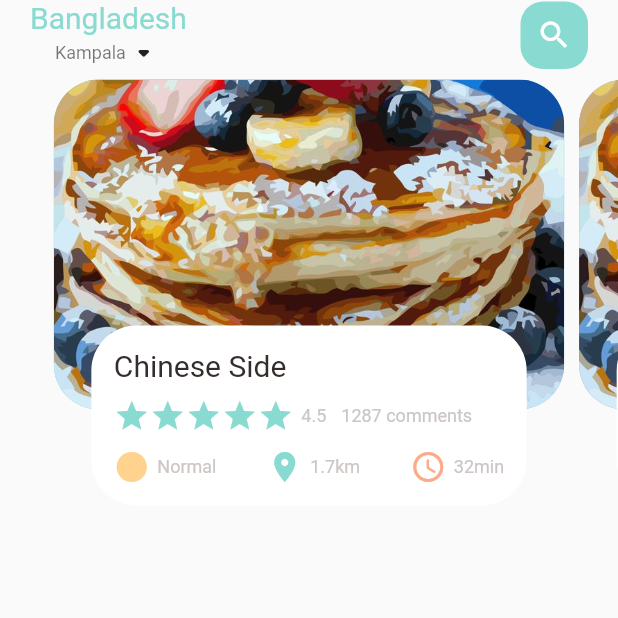
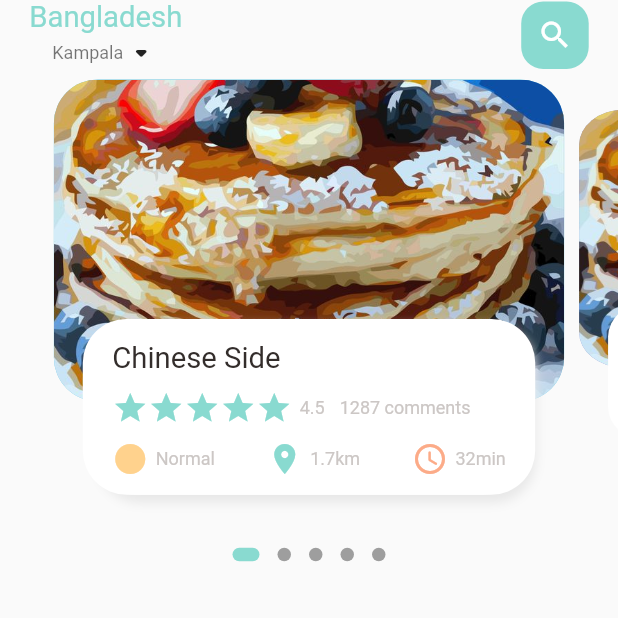
Before and after one commit to ssekuwanda/flutter_food_delivery, a Flutter app: the screen it shows after launch, on a phone screen of 412 x 824 dp, the top half of it. Run offline on Flutter 3.47's test engine with Material 2 defaults, Android fonts, the phone set to English and light mode, and no system bars; drawn by our look-alikes of dots_indicator; our stand-ins replace get.

Commit message:
Screen responsiveness

```diff
--- a/lib/home/food_page_body.dart
+++ b/lib/home/food_page_body.dart
@@ -1,5 +1,7 @@
+import 'package:dots_indicator/dots_indicator.dart';
 import 'package:flutter/material.dart';
 import 'package:flutter_food_delivery_app/utils/colors.dart';
+import 'package:flutter_food_delivery_app/utils/dimensions.dart';
 import 'package:flutter_food_delivery_app/widgets/big_text.dart';
 import 'package:flutter_food_delivery_app/widgets/icon_and_text.dart';
 import 'package:flutter_food_delivery_app/widgets/small_text.dart';
@@ -15,6 +17,7 @@
   PageController pageController = PageController(viewportFraction: 0.85);
   var _currPageValue = 0.0;
   double _scaleFactor = 0.8;
+  double _height = Dimensions.pageViewContainer;
 
   @override
   void initState() {
@@ -34,31 +37,70 @@
 
   @override
   Widget build(BuildContext context) {
-    return Container(
-      height: 320,
+    return Column(
+      children: [
+        Container(
+          height: Dimensions.pageView,
           child: PageView.builder(
               controller: pageController,
               itemCount: 5,
               itemBuilder: (context, position) {
                 return _buildPageItem(position);
               }),
+        ),
+        DotsIndicator(
+          dotsCount: 5,
+          position: _currPageValue,
+          decorator: DotsDecorator(
+            activeColor: AppColors.mainColor,
+            size: const Size.square(9.0),
+            activeSize: const Size(18.0, 9.0),
+            activeShape: RoundedRectangleBorder(
+                borderRadius: BorderRadius.circular(5.0)),
+          ),
+        )
+      ],
     );
   }
 
   Widget _buildPageItem(int index) {
     Matrix4 matrix = Matrix4.identity();
-    if (index == _currPageValue.floor()) {}
-    return Stack(
+    if (index == _currPageValue.floor()) {
+      var currScale = 1 - (_currPageValue - index) * (1 - _scaleFactor);
+      var currTrans = _height * (1 - currScale) / 2;
+      matrix = Matrix4.diagonal3Values(1, currScale, 1)
+        ..setTranslationRaw(0, currTrans, 0);
+    } else if (index == _currPageValue.floor() + 1) {
+      var currScale =
+          _scaleFactor + (_currPageValue - index + 1) * (1 - _scaleFactor);
+      var currTrans = _height * (1 - currScale) / 2;
+      matrix = Matrix4.diagonal3Values(1, currScale, 1)
+        ..setTranslationRaw(0, currTrans, 0);
+    } else if (index == _currPageValue.floor() - 1) {
+      var currScale = 1 - (_currPageValue - index) * (1 - _scaleFactor);
+      var currTrans = _height * (1 - currScale) / 2;
+      matrix = Matrix4.diagonal3Values(1, currScale, 1);
+      matrix = Matrix4.diagonal3Values(1, currScale, 1)
+        ..setTranslationRaw(0, currTrans, 0);
+    } else {
+      var currScale = 0.8;
+      matrix = Matrix4.diagonal3Values(1, currScale, 1)
+        ..setTranslationRaw(0, _height * (1 - _scaleFactor) / 2, 1);
+      ;
+    }
+    return Transform(
+      transform: matrix,
+      child: Stack(
         children: [
           Container(
-          height: 220,
+            height: Dimensions.pageViewContainer,
             margin: EdgeInsets.only(
               left: 5,
               right: 5,
               top: 6,
             ),
             decoration: BoxDecoration(
-            borderRadius: BorderRadius.circular(30),
+              borderRadius: BorderRadius.circular(Dimensions.radius30),
               color: index.isEven ? Color(0xFF69c5df) : Color(0xFF9294cc),
               image: DecorationImage(
                 fit: BoxFit.cover,
@@ -69,29 +111,42 @@
           Align(
             alignment: Alignment.bottomCenter,
             child: Container(
-            height: 120,
+              height: Dimensions.pageTextContainer,
               margin: EdgeInsets.only(
-              left: 30,
-              right: 30,
-              bottom: 30,
+                left: Dimensions.width30,
+                right: Dimensions.width30,
+                bottom: Dimensions.width30,
               ),
               decoration: BoxDecoration(
-              borderRadius: BorderRadius.circular(30),
+                borderRadius: BorderRadius.circular(Dimensions.radius30),
                 color: Colors.white,
+                boxShadow: const [
+                  BoxShadow(
+                    color: Color(0xFFe8e8e8),
+                    blurRadius: 5.0,
+                    offset: Offset(5, 5),
+                  ),
+                  BoxShadow(
+                    color: Colors.white,
+                    offset: Offset(-5, 0),
+                  ),
+                  BoxShadow(
+                    color: Colors.white,
+                    offset: Offset(5, 0),
+                  ),
+                ],
               ),
               child: Container(
                 padding: EdgeInsets.only(
-                top: 15,
-                left: 15,
-                right: 15,
+                  top: Dimensions.height15,
+                  left: Dimensions.width15,
+                  right: Dimensions.width15,
                 ),
                 child: Column(
                   crossAxisAlignment: CrossAxisAlignment.start,
                   children: [
                     BigText(text: "Chinese Side"),
-                  SizedBox(
-                    height: 10,
-                  ),
+                    SizedBox(height: Dimensions.height10),
                     Row(
                       children: [
                         Wrap(
@@ -103,7 +158,7 @@
                             ),
                           ),
                         ),
-                      SizedBox(
+                        const SizedBox(
                           width: 5,
                         ),
                         SmallText(text: "4.5"),
@@ -114,7 +169,7 @@
                       ],
                     ),
                     SizedBox(
-                    height: 10,
+                      height: Dimensions.height10,
                     ),
                     Row(
                       mainAxisAlignment: MainAxisAlignment.spaceBetween,
@@ -142,6 +197,7 @@
             ),
           ),
         ],
+      ),
     );
   }
 }
--- a/lib/home/main_food_page.dart
+++ b/lib/home/main_food_page.dart
@@ -1,6 +1,7 @@
 import 'package:flutter/material.dart';
 import 'package:flutter_food_delivery_app/home/food_page_body.dart';
 import 'package:flutter_food_delivery_app/utils/colors.dart';
+import 'package:flutter_food_delivery_app/utils/dimensions.dart';
 import 'package:flutter_food_delivery_app/widgets/big_text.dart';
 import 'package:flutter_food_delivery_app/widgets/small_text.dart';
 
@@ -21,7 +22,10 @@
             child: Column(
               children: [
                 Container(
-                  padding: EdgeInsets.only(left: 20, right: 20),
+                  padding: EdgeInsets.only(
+                    left: Dimensions.width20,
+                    right: Dimensions.width20,
+                  ),
                   child: Row(
                     mainAxisAlignment: MainAxisAlignment.spaceBetween,
                     children: [
@@ -52,7 +56,8 @@
                             color: Colors.white,
                           ),
                           decoration: BoxDecoration(
-                            borderRadius: BorderRadius.circular(15),
+                            borderRadius:
+                                BorderRadius.circular(Dimensions.radius15),
                             color: AppColors.mainColor,
                           ),
                         ),
--- a/lib/main.dart
+++ b/lib/main.dart
@@ -1,4 +1,5 @@
 import 'package:flutter/material.dart';
+import 'package:get/get.dart';
 
 import 'home/main_food_page.dart';
 
@@ -12,7 +13,7 @@
   // This widget is the root of your application.
   @override
   Widget build(BuildContext context) {
-    return MaterialApp(
+    return GetMaterialApp(
       debugShowCheckedModeBanner: false,
       title: 'Flutter Demo',
       theme: ThemeData(
--- /dev/null
+++ b/lib/utils/dimensions.dart
@@ -0,0 +1,25 @@
+import 'package:get/get.dart';
+
+class Dimensions {
+  static double screenHeight = Get.context!.height;
+  static double screenWidth = Get.context!.width;
+
+  static double pageViewContainer = screenHeight / 3.84;
+  static double pageTextContainer = screenHeight / 7.03;
+  static double pageView = screenHeight / 2.64;
+
+  static double height10 = screenHeight / 84.4;
+  static double height20 = screenHeight / 42.2;
+  static double height15 = screenHeight / 56.27;
+
+  static double width10 = screenHeight / 84.4;
+  static double width20 = screenHeight / 42.2;
+  static double width15 = screenHeight / 56.27;
+  static double width30 = screenHeight / 28.13;
+
+  static double font20 = screenHeight / 42.2;
+
+  static double radius15 = screenHeight / 56.27;
+  static double radius20 = screenHeight / 42.2;
+  static double radius30 = screenHeight / 28.13;
+}
--- a/lib/widgets/big_text.dart
+++ b/lib/widgets/big_text.dart
@@ -1,4 +1,5 @@
 import 'package:flutter/material.dart';
+import 'package:flutter_food_delivery_app/utils/dimensions.dart';
 
 class BigText extends StatelessWidget {
   Color? color;
@@ -9,7 +10,7 @@
     Key? key,
     this.color = const Color(0xff332d2b),
     required this.text,
-    this.size = 20.0,
+    this.size = 0,
     this.overFlow = TextOverflow.ellipsis,
   }) : super(key: key);
 
@@ -21,7 +22,7 @@
       overflow: overFlow,
       style: TextStyle(
         color: color,
-        fontSize: size,
+        fontSize: size == 0 ? Dimensions.font20 : size,
         fontWeight: FontWeight.w400,
       ),
     );
--- a/pubspec.yaml
+++ b/pubspec.yaml
@@ -33,6 +33,8 @@
   # The following adds the Cupertino Icons font to your application.
   # Use with the CupertinoIcons class for iOS style icons.
   cupertino_icons: ^1.0.2
+  get: ^4.1.4
+  dots_indicator: ^2.0.0
 
 dev_dependencies:
   flutter_test:
```
Also changed, not shown: pubspec.lock. Lines whose indentation alone changed are shown as unchanged.
